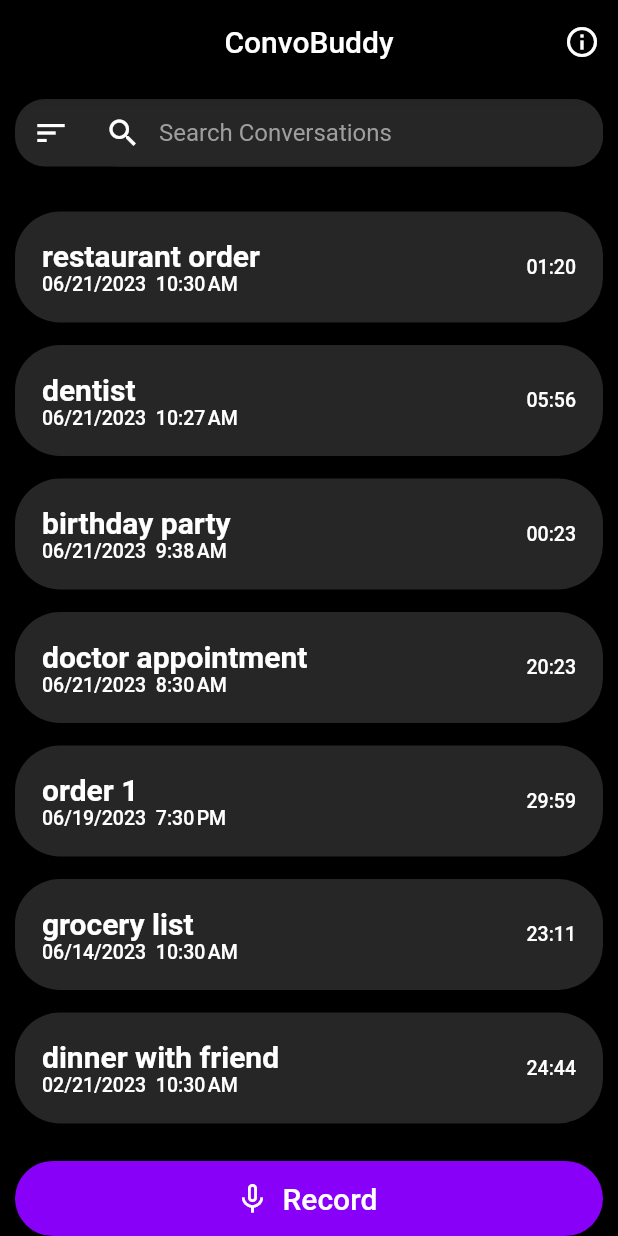
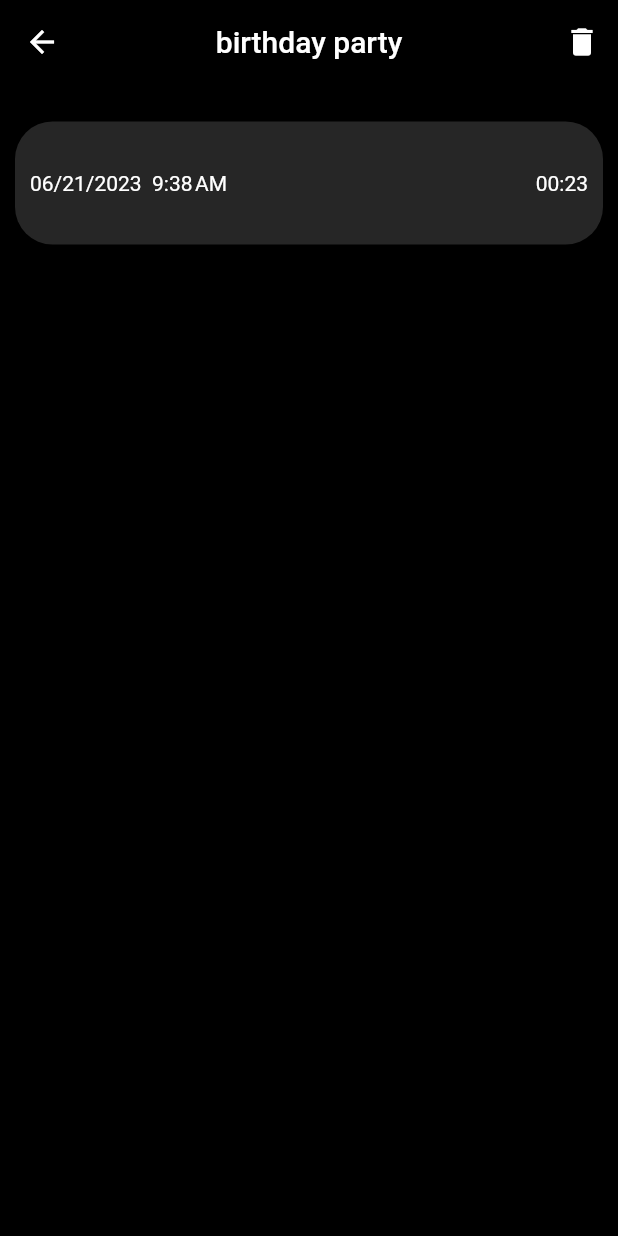
Before and after one commit to umgc/summer2023, a Flutter app: the screen it shows after launch, after a tap on "birthday party", on a phone screen of 412 x 824 dp. Run offline on Flutter 3.47's test engine with Material 2 defaults, Android fonts, the phone set to English and light mode, and no system bars; our stand-ins replace stop_watch_timer; missing offline and left inert: audio_waveforms.

Commit message:
new details screen started

```diff
--- a/talker-mobile-app/lib/main.dart
+++ b/talker-mobile-app/lib/main.dart
@@ -1,5 +1,6 @@
 import 'package:flutter/material.dart';
 import 'package:provider/provider.dart';
+import 'package:talker_mobile_app/screens/conversationDetailsScreen.dart';
 import 'package:talker_mobile_app/screens/conversationsListScreen.dart';
 import 'package:talker_mobile_app/screens/recordingScreen.dart';
 import 'package:talker_mobile_app/state/conversations_provider.dart';
@@ -13,6 +14,8 @@ Future main() async {
       initialRoute: '/conversationsList',
       routes: {
         '/conversationsList': (context) => const ConversationsListScreen(),
+        '/conversationDetailsScreen': (context) =>
+            const ConversationDetailsScreen(),
         '/recording': (context) => const RecordingScreen(),
       },
     ),
--- /dev/null
+++ b/talker-mobile-app/lib/screens/conversationDetailsScreen.dart
@@ -0,0 +1,87 @@
+import 'package:flutter/material.dart';
+import 'package:intl/intl.dart';
+import 'package:provider/provider.dart';
+import 'package:talker_mobile_app/models/conversation.dart';
+import 'package:talker_mobile_app/state/conversations_provider.dart';
+
+class ConversationDetailsScreen extends StatefulWidget {
+  const ConversationDetailsScreen({Key? key}) : super(key: key);
+
+  @override
+  State<ConversationDetailsScreen> createState() =>
+      _ConversationDetailsScreenState();
+}
+
+class _ConversationDetailsScreenState extends State<ConversationDetailsScreen> {
+  @override
+  Widget build(BuildContext context) {
+    final conversationsProvider = Provider.of<ConversationsProvider>(context);
+    final Conversation? conversation =
+        conversationsProvider.selectedConversation;
+
+    String getFormattedDuration() {
+      final minutes = conversation?.duration.inMinutes;
+      final seconds = conversation!.duration.inSeconds % 60;
+      final minutesString = '$minutes'.padLeft(2, '0');
+      final secondsString = '$seconds'.padLeft(2, '0');
+      return '$minutesString:$secondsString';
+    }
+
+    Widget renderDateAndDuration() {
+      return Container(
+        margin: const EdgeInsets.only(left: 10, top: 25, right: 10),
+        padding:
+            const EdgeInsets.only(left: 10, top: 33, right: 10, bottom: 33),
+        clipBehavior: Clip.hardEdge,
+        decoration: const BoxDecoration(
+            color: Color(0xFF262626),
+            borderRadius: BorderRadius.all(Radius.circular(25))),
+        child: Row(
+          mainAxisAlignment: MainAxisAlignment.spaceBetween,
+          children: [
+            Text(
+              '${DateFormat('MM/dd/yyyy').format(conversation!.recordedDate)}  ${DateFormat.jm().format(conversation.recordedDate)}',
+              style: const TextStyle(fontSize: 14, color: Colors.white),
+            ),
+            Text(
+              getFormattedDuration(),
+              style: const TextStyle(fontSize: 14, color: Colors.white),
+            ),
+          ],
+        ),
+      );
+    }
+
+    Widget renderTransmogRow() {
+      return ListView(
+        scrollDirection: Axis.horizontal,
+      );
+    }
+
+    return Scaffold(
+      backgroundColor: Colors.black,
+      appBar: AppBar(
+        title: Text(conversation!.title),
+        leading: IconButton(
+          icon: const Icon(Icons.arrow_back, color: Colors.white),
+          onPressed: () => Navigator.of(context).pop(),
+        ),
+        centerTitle: true,
+        backgroundColor: Colors.black,
+        actions: const <Widget>[
+          IconButton(
+              onPressed: null,
+              icon: Icon(
+                Icons.delete,
+                color: Colors.white,
+              ))
+        ],
+      ),
+      body: Column(
+        children: [
+          renderDateAndDuration(),
+        ],
+      ),
+    );
+  }
+}
--- a/talker-mobile-app/lib/screens/conversationsListScreen.dart
+++ b/talker-mobile-app/lib/screens/conversationsListScreen.dart
@@ -54,7 +54,12 @@ class _ConversationsListScreenState extends State<ConversationsListScreen> {
           physics: const BouncingScrollPhysics(),
           children: filteredConversations.map((conversation) {
             return ConversationListItem(
-                conversation: conversation, onTap: () => {});
+                conversation: conversation,
+                onTap: () => {
+                      conversationsProvider
+                          .setSelectedConversation(conversation),
+                      Navigator.pushNamed(context, '/conversationDetailsScreen')
+                    });
           }).toList(),
         ),
       );
--- a/talker-mobile-app/lib/state/conversations_provider.dart
+++ b/talker-mobile-app/lib/state/conversations_provider.dart
@@ -100,8 +100,10 @@ final List<Conversation> sampleData = [
 class ConversationsProvider with ChangeNotifier {
   final List<Conversation> _conversations = sampleData;
   SortingType _sortingType = SortingType.dateNewToOld;
+  Conversation? _selectedConversation;
 
   List<Conversation> get conversations => _conversations;
+  Conversation? get selectedConversation => _selectedConversation;
   SortingType get sortingType => _sortingType;
 
   void addConversation(Conversation conversation) {
@@ -123,6 +125,11 @@ class ConversationsProvider with ChangeNotifier {
     return filteredConversations;
   }
 
+  void setSelectedConversation(Conversation conversation) {
+    _selectedConversation = conversation;
+    notifyListeners();
+  }
+
   void setSortingType(SortingType type) {
     _sortingType = type;
     notifyListeners();
--- /dev/null
+++ b/talker-mobile-app/lib/widgets/transmogListItem.dart
@@ -0,0 +1,15 @@
+import 'package:flutter/material.dart';
+
+class TransmogListItem extends StatelessWidget {
+  const TransmogListItem(
+      {required this.showHighlight, required this.onTap, Key? key})
+      : super(key: key);
+
+  final bool showHighlight;
+  final Function() onTap;
+
+  @override
+  Widget build(BuildContext context) {
+    return const Placeholder();
+  }
+}
```
